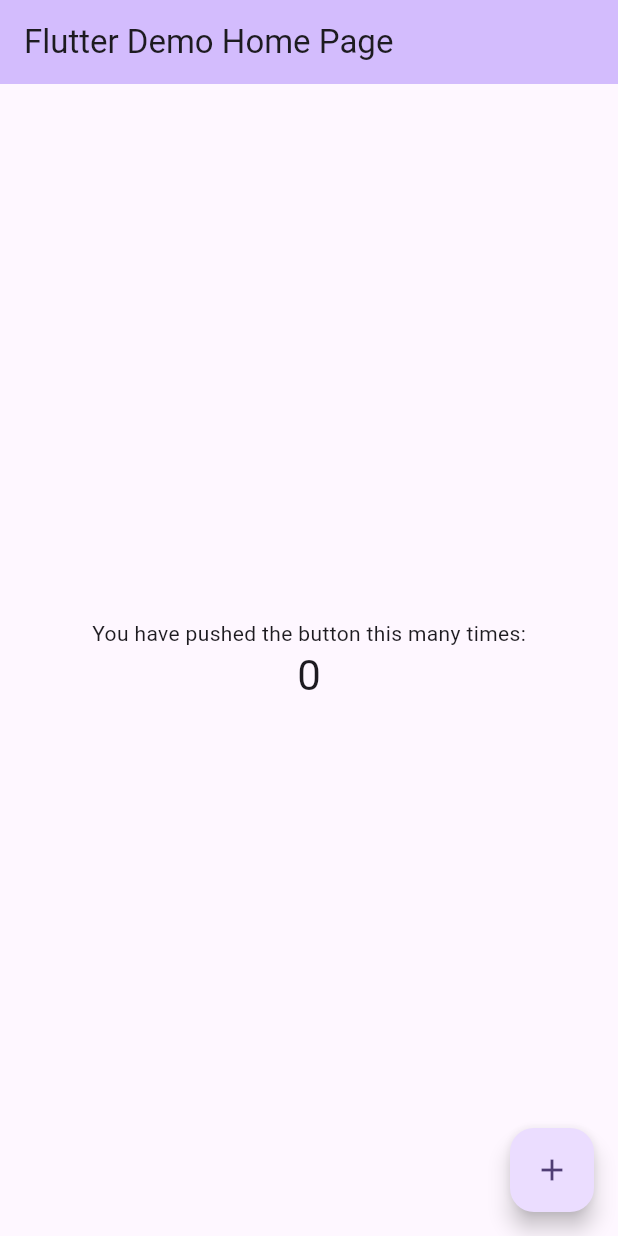
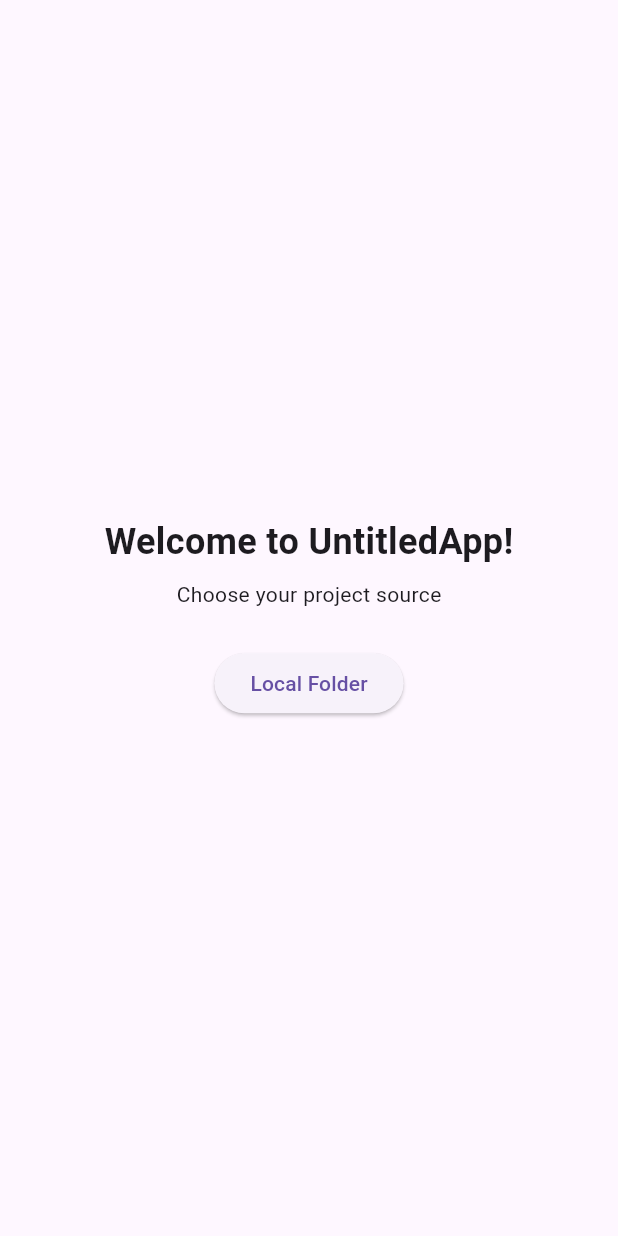
Before and after one commit to MohammedElmzoudi/Schemer, a Flutter app: the screen it shows after launch, on a phone screen of 412 x 824 dp. Run offline on Flutter 3.47's test engine with Material 3 defaults, Android fonts, the phone set to English and light mode, and no system bars; our stand-ins replace file_picker; missing offline and left inert: github.

Commit message:
Added project select, sidebar, and file selection

```diff
--- a/lib/main.dart
+++ b/lib/main.dart
@@ -1,125 +1,64 @@
-import 'package:flutter/material.dart';
+import 'package:flutter/material.dart'; // Import the Flutter Material Design package.
+import 'package:github/github.dart';
+import 'package:file_picker/file_picker.dart';
+
+import 'src/folder_explorer_page.dart';
+
 
 void main() {
-  runApp(const MyApp());
+  runApp(const MyApp()); // Main entry point of the app, running the MyApp widget.
 }
 
-class MyApp extends StatelessWidget {
-  const MyApp({super.key});
+class MyApp extends StatelessWidget { // A stateless widget MyApp.
+  const MyApp({super.key}); // Constructor for MyApp, with an optional 'key' parameter.
 
-  // This widget is the root of your application.
   @override
-  Widget build(BuildContext context) {
-    return MaterialApp(
-      title: 'Flutter Demo',
-      theme: ThemeData(
-        // This is the theme of your application.
-        //
-        // TRY THIS: Try running your application with "flutter run". You'll see
-        // the application has a purple toolbar. Then, without quitting the app,
-        // try changing the seedColor in the colorScheme below to Colors.green
-        // and then invoke "hot reload" (save your changes or press the "hot
-        // reload" button in a Flutter-supported IDE, or press "r" if you used
-        // the command line to start the app).
-        //
-        // Notice that the counter didn't reset back to zero; the application
-        // state is not lost during the reload. To reset the state, use hot
-        // restart instead.
-        //
-        // This works for code too, not just values: Most code changes can be
-        // tested with just a hot reload.
-        colorScheme: ColorScheme.fromSeed(seedColor: Colors.deepPurple),
-        useMaterial3: true,
+  Widget build(BuildContext context) { // Describes the part of the UI represented by MyApp.
+    return MaterialApp( // MaterialApp is a convenience widget that wraps several widgets.
+      title: 'Schemer', // Title of the app, mainly seen in a web-browser tab
+      theme: ThemeData( // Defines the app's visual theme.
+        primarySwatch: Colors.blue, // Primary color swatch of the app.
+        visualDensity: VisualDensity.adaptivePlatformDensity, // Visual density adapts to the platform.
+        useMaterial3: true, // Opt-in to use Material 3 design.
       ),
-      home: const MyHomePage(title: 'Flutter Demo Home Page'),
+      home: const MyHomePage(title: 'Schemer'), // The home page of the app.
     );
   }
 }
 
-class MyHomePage extends StatefulWidget {
+class MyHomePage extends StatelessWidget {
   const MyHomePage({super.key, required this.title});
-
-  // This widget is the home page of your application. It is stateful, meaning
-  // that it has a State object (defined below) that contains fields that affect
-  // how it looks.
-
-  // This class is the configuration for the state. It holds the values (in this
-  // case the title) provided by the parent (in this case the App widget) and
-  // used by the build method of the State. Fields in a Widget subclass are
-  // always marked "final".
-
   final String title;
 
   @override
-  State<MyHomePage> createState() => _MyHomePageState();
-}
-
-class _MyHomePageState extends State<MyHomePage> {
-  int _counter = 0;
-
-  void _incrementCounter() {
-    setState(() {
-      // This call to setState tells the Flutter framework that something has
-      // changed in this State, which causes it to rerun the build method below
-      // so that the display can reflect the updated values. If we changed
-      // _counter without calling setState(), then the build method would not be
-      // called again, and so nothing would appear to happen.
-      _counter++;
-    });
-  }
-
-  @override
   Widget build(BuildContext context) {
-    // This method is rerun every time setState is called, for instance as done
-    // by the _incrementCounter method above.
-    //
-    // The Flutter framework has been optimized to make rerunning build methods
-    // fast, so that you can just rebuild anything that needs updating rather
-    // than having to individually change instances of widgets.
     return Scaffold(
-      appBar: AppBar(
-        // TRY THIS: Try changing the color here to a specific color (to
-        // Colors.amber, perhaps?) and trigger a hot reload to see the AppBar
-        // change color while the other colors stay the same.
-        backgroundColor: Theme.of(context).colorScheme.inversePrimary,
-        // Here we take the value from the MyHomePage object that was created by
-        // the App.build method, and use it to set our appbar title.
-        title: Text(widget.title),
-      ),
       body: Center(
-        // Center is a layout widget. It takes a single child and positions it
-        // in the middle of the parent.
         child: Column(
-          // Column is also a layout widget. It takes a list of children and
-          // arranges them vertically. By default, it sizes itself to fit its
-          // children horizontally, and tries to be as tall as its parent.
-          //
-          // Column has various properties to control how it sizes itself and
-          // how it positions its children. Here we use mainAxisAlignment to
-          // center the children vertically; the main axis here is the vertical
-          // axis because Columns are vertical (the cross axis would be
-          // horizontal).
-          //
-          // TRY THIS: Invoke "debug painting" (choose the "Toggle Debug Paint"
-          // action in the IDE, or press "p" in the console), to see the
-          // wireframe for each widget.
           mainAxisAlignment: MainAxisAlignment.center,
           children: <Widget>[
             const Text(
-              'You have pushed the button this many times:',
+              'Welcome to UntitledApp!',
+              style: TextStyle(fontSize: 24, fontWeight: FontWeight.bold),
             ),
-            Text(
-              '$_counter',
-              style: Theme.of(context).textTheme.headlineMedium,
+            const SizedBox(height: 8),
+            const Text('Choose your project source'),
+            const SizedBox(height: 25), // Increased height for more space
+            ElevatedButton(
+              onPressed: () async {
+                // Implement Local Folder selection
+                String? selectedDirectory = await FilePicker.platform.getDirectoryPath();
+                if (selectedDirectory != null) {
+                  Navigator.of(context).push(MaterialPageRoute(
+                    builder: (context) => FolderExplorerPage(folderPath: selectedDirectory),
+                  ));
+                }
+              },
+              child: const Text('Local Folder'),
             ),
           ],
         ),
       ),
-      floatingActionButton: FloatingActionButton(
-        onPressed: _incrementCounter,
-        tooltip: 'Increment',
-        child: const Icon(Icons.add),
-      ), // This trailing comma makes auto-formatting nicer for build methods.
     );
   }
 }
```
Also changed, not shown: lib/src/folder_explorer_page.dart (added, +143 -0 lines), pubspec.yaml (+8 -1 lines), pubspec.lock, 17 other files.
